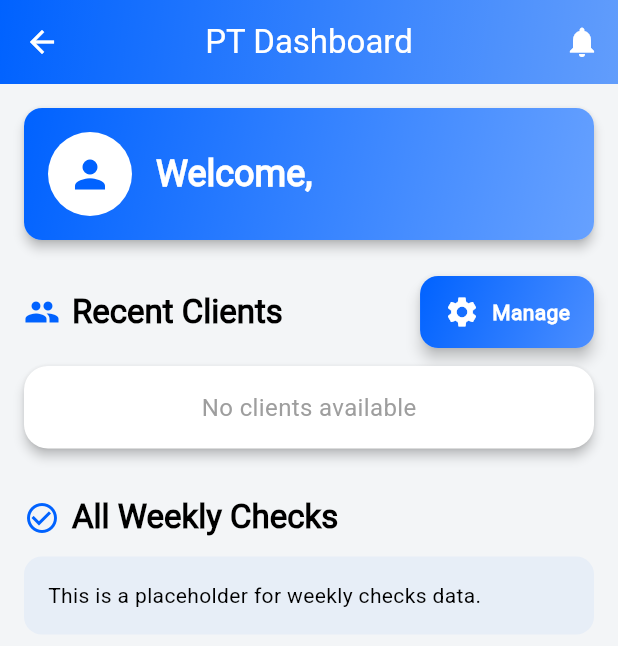
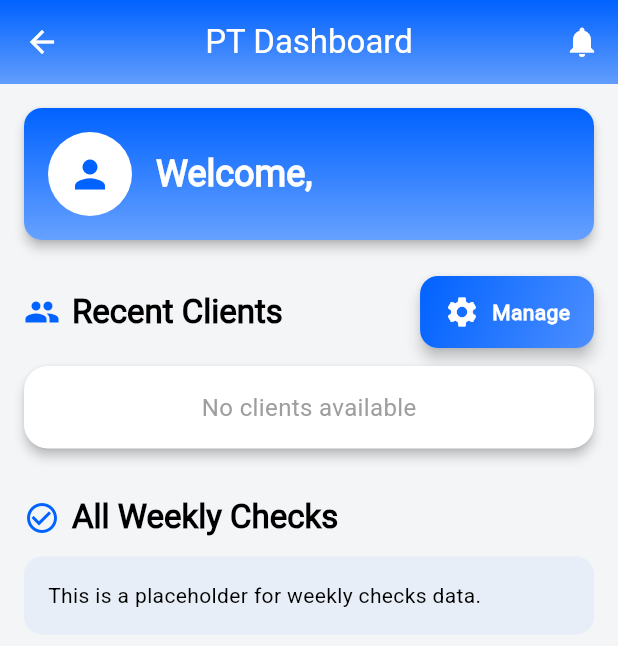
Before and after one commit to PedemonteGiacomo/ISYFIT, a Flutter app: the PTDashboard screen opened directly, on a phone screen of 412 x 824 dp. Shown: the top 646 px of the screen. Run offline on Flutter 3.47's test engine with Material 3 defaults, Android fonts, the phone set to English and light mode, and no system bars; our stand-ins replace animated_text_kit, app_links, cloud_firestore, dropdown_button2, file_picker, firebase_auth and 10 more; missing offline and left inert: firebase_app_check, flutter_pdfview, flutter_stripe; accounts and stored records are empty; network calls fail.

Commit message:
fix: unify gradients and bottom bar color

```diff
--- a/lib/presentation/theme/app_gradients.dart
+++ b/lib/presentation/theme/app_gradients.dart
@@ -8,7 +8,7 @@ class AppGradients {
 
   static LinearGradient primary(ThemeData theme) => LinearGradient(
         colors: primaryColors(theme),
-        begin: Alignment.topLeft,
-        end: Alignment.bottomRight,
+        begin: Alignment.topCenter,
+        end: Alignment.bottomCenter,
       );
 }
--- a/lib/presentation/widgets/navigation_bar.dart
+++ b/lib/presentation/widgets/navigation_bar.dart
@@ -16,7 +16,8 @@ class NavigationBar extends StatelessWidget {
     return BottomNavigationBar(
       currentIndex: currentIndex,
       onTap: onIndexChanged,
-      backgroundColor: theme.colorScheme.surface,
+      backgroundColor: Colors.white,
+      elevation: 0,
       selectedItemColor: theme.colorScheme.primary,
       unselectedItemColor: theme.colorScheme.onSurface.withOpacity(0.7),
       items: const [
```
